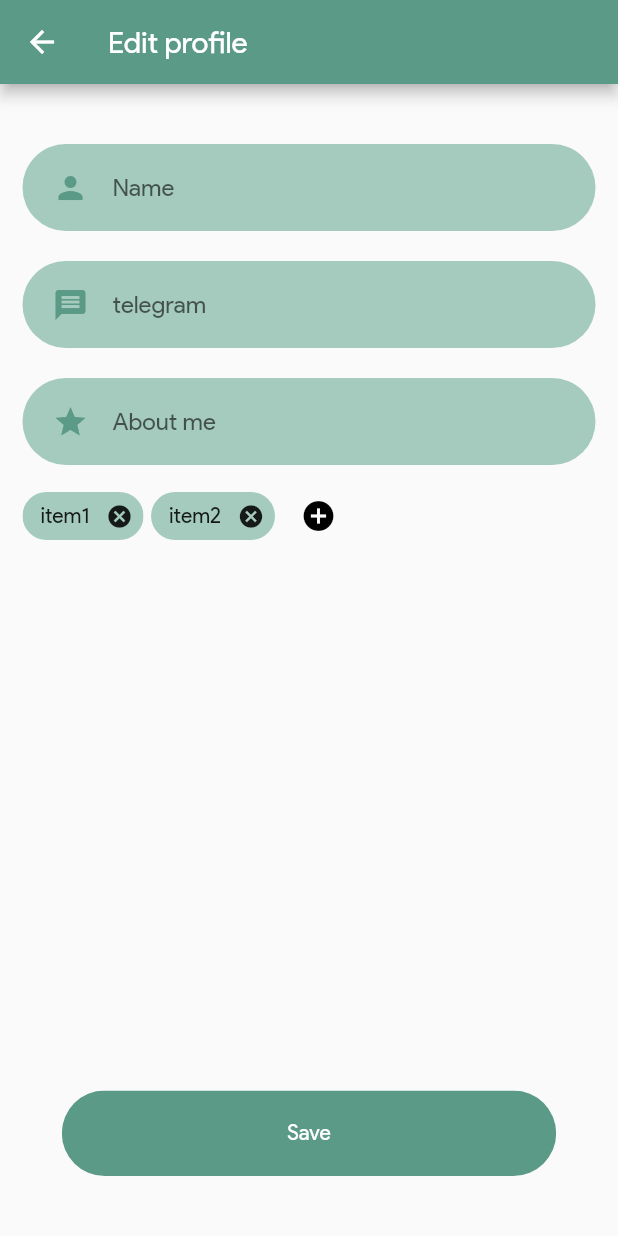
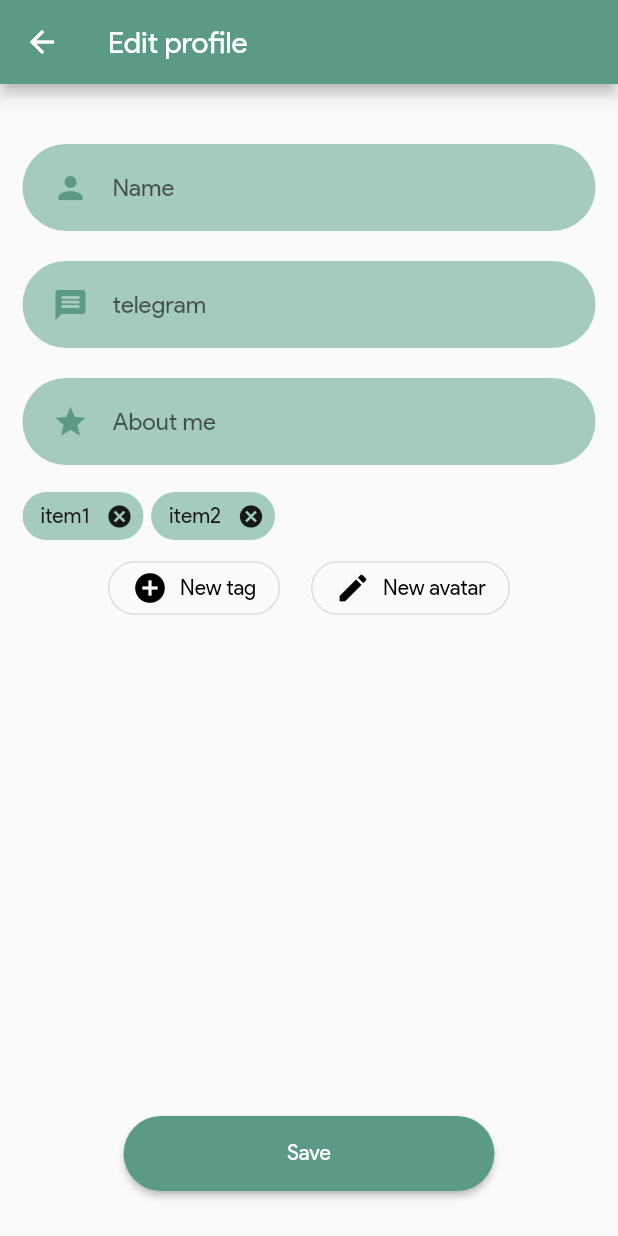
Before and after one commit to tsaplyadmitriy/FSESocialHabitApp, a Flutter app: the ProfileScreen screen opened directly, after a tap on "Edit", on a phone screen of 412 x 824 dp. Run offline on Flutter 3.47's test engine with Material 2 defaults, Android fonts, the phone set to English and light mode, and no system bars; our stand-ins replace flutter_svg.

Commit message:
design changes and overflow fixes

```diff
--- a/mobile/lib/components/rounded_input_field.dart
+++ b/mobile/lib/components/rounded_input_field.dart
@@ -1,4 +1,5 @@
 import 'package:flutter/material.dart';
+import 'package:flutter/services.dart';
 import 'package:social_habit_app/components/text_field_container.dart';
 import 'package:social_habit_app/constants.dart';
 
@@ -10,6 +11,7 @@ class RoundedInputField extends StatelessWidget {
   final bool resizable;
   final double width;
   final double maxHeight;
+  final int maxCharacters;
   const RoundedInputField({
     Key key,
     this.hintText,
@@ -19,6 +21,7 @@ class RoundedInputField extends StatelessWidget {
     this.exactLines = 1,
     this.width = 0.8,
     this.maxHeight = 0.1,
+    this.maxCharacters = 50,
   }) : super(key: key);
 
   @override
@@ -32,6 +35,10 @@ class RoundedInputField extends StatelessWidget {
             maxHeight: size.height * maxHeight,
           ),
           child: TextField(
+            textInputAction: TextInputAction.next,
+            inputFormatters: [
+              LengthLimitingTextInputFormatter(maxCharacters),
+            ],
             maxLines: resizable ? null : exactLines,
             onChanged: onChanged,
             decoration: InputDecoration(
--- /dev/null
+++ b/mobile/lib/components/smallButton.dart
@@ -0,0 +1,33 @@
+import 'package:flutter/material.dart';
+import 'package:social_habit_app/constants.dart';
+
+class SmallButton extends StatelessWidget {
+  final String text;
+  final Function press;
+  final Color color, textColor;
+  final double widthModifier;
+  const SmallButton({
+    Key key,
+    this.text,
+    this.press,
+    this.color = Constants.kPrimaryColor,
+    this.textColor = Colors.white,
+    this.widthModifier = 0.5,
+  }) : super(key: key);
+
+  @override
+  Widget build(BuildContext context) {
+    Size size = MediaQuery.of(context).size; // h and w of screen
+
+    return ElevatedButton(
+      style: ElevatedButton.styleFrom(
+        primary: color,
+        onPrimary: textColor,
+        shape: StadiumBorder(),
+        minimumSize: Size(size.width * widthModifier, 50),
+      ),
+      child: Text(text),
+      onPressed: press,
+    );
+  }
+}
--- a/mobile/lib/components/tags_horizontal.dart
+++ b/mobile/lib/components/tags_horizontal.dart
@@ -16,25 +16,18 @@ class TagsHorizontalScroll extends StatelessWidget {
       scrollDirection: Axis.horizontal,
       child: Row(
           children: list.map((String string) {
-        return Container(
-            margin: EdgeInsets.symmetric(vertical: 2, horizontal: 2),
-            decoration: BoxDecoration(
-                gradient: Constants.gradient(),
-                borderRadius: BorderRadius.circular(8.0)),
-            child: Card(
-                margin: EdgeInsets.symmetric(vertical: 3, horizontal: 5),
-                color: Colors.transparent,
-                elevation: 0,
-                child: Container(
-                  // decoration: BoxDecoration(gradient: constants.gradient()),
-                  child: Text(
-                    string,
-                    style: TextStyle(
-                        fontSize: 12,
-                        fontWeight: FontWeight.w400,
-                        color: Colors.white),
-                  ),
-                )));
+        return Padding(
+          padding: const EdgeInsets.only(
+            right: 5,
+          ),
+          child: Chip(
+              elevation: 3,
+              backgroundColor: Constants.kPrimaryLightColor,
+              label: Text(string,
+                  style: TextStyle(
+                    color: Colors.black,
+                  ))),
+        );
       }).toList()),
     );
   }
--- a/mobile/lib/main.dart
+++ b/mobile/lib/main.dart
@@ -19,6 +19,7 @@ class MyApp extends StatelessWidget {
 
       theme: ThemeData(
         fontFamily: 'ProductSans',
+
         primaryColor: Constants.kPrimaryColor,
         // scaffoldBackgroundColor: constants.backgroundColor,
       ),
--- a/mobile/lib/screens/login/components/body.dart
+++ b/mobile/lib/screens/login/components/body.dart
@@ -17,6 +17,7 @@ class Body extends StatelessWidget {
   Widget build(BuildContext context) {
     Size size = MediaQuery.of(context).size; // h and w of screen
     return Background(
+        child: SingleChildScrollView(
       child: Column(
         mainAxisAlignment: MainAxisAlignment.center,
         children: <Widget>[
@@ -41,10 +42,9 @@ class Body extends StatelessWidget {
           RoundedButton(
             text: "LOGIN",
             textColor: Colors.white,
-          press: () async{
-            await Navigator.of(context).push(MaterialPageRoute(builder: (context) => BottomNavigator()));
-
-
+            press: () async {
+              await Navigator.of(context).push(
+                  MaterialPageRoute(builder: (context) => BottomNavigator()));
             },
           ),
           ExistingAccountCheck(
@@ -58,6 +58,7 @@ class Body extends StatelessWidget {
             },
           ),
         ],
+      ),
     ));
   }
 }
--- a/mobile/lib/screens/profile/editing_profile.dart
+++ b/mobile/lib/screens/profile/editing_profile.dart
@@ -1,6 +1,7 @@
 import 'package:flutter/material.dart';
 import 'package:social_habit_app/components/rounded_button.dart';
 import 'package:social_habit_app/components/rounded_input_field.dart';
+import 'package:social_habit_app/components/smallButton.dart';
 import 'package:social_habit_app/constants.dart';
 import 'package:social_habit_app/screens/profile/profile.dart';
 
@@ -18,7 +19,9 @@ class _ProfileEditing extends State<ProfileEditing> {
 
   @override
   Widget build(BuildContext context) {
+    Size size = MediaQuery.of(context).size; // h and w of
     return Scaffold(
+        resizeToAvoidBottomPadding: false,
         appBar: AppBar(
           leading: IconButton(
             icon: Icon(Icons.arrow_back, color: Colors.white),
@@ -51,6 +54,7 @@ class _ProfileEditing extends State<ProfileEditing> {
                       hintText: "telegram",
                       icon: Icons.message,
                       width: 0.9,
+                      maxCharacters: 30,
                       onChanged: (telegram) {
                         profile.telegram = telegram;
                       },
@@ -61,13 +65,11 @@ class _ProfileEditing extends State<ProfileEditing> {
                       resizable: true,
                       exactLines: 10,
                       width: 0.9,
+                      maxCharacters: 300,
                       onChanged: (aboutMe) {
                         profile.aboutMe = aboutMe;
                       },
                     ),
-                    Container(
-                      child: Row(
-                        children: [
                     SingleChildScrollView(
                       scrollDirection: Axis.horizontal,
                       child: Row(
@@ -77,8 +79,7 @@ class _ProfileEditing extends State<ProfileEditing> {
                               right: 5,
                             ),
                             child: Chip(
-                                    backgroundColor:
-                                        Constants.kPrimaryLightColor,
+                              backgroundColor: Constants.kPrimaryLightColor,
                               label: Text(tag),
                               //label: Text("test"),
                               onDeleted: () {
@@ -92,9 +93,24 @@ class _ProfileEditing extends State<ProfileEditing> {
                         }).toList(),
                       ),
                     ),
-                          IconButton(
-                            icon: Icon(Icons.add_circle),
+                    Container(
+                      width: size.width * 0.8,
+                      child: Row(
+                        mainAxisAlignment: MainAxisAlignment.center,
+                        children: [
+                          OutlinedButton.icon(
+                            style: TextButton.styleFrom(
+                              //backgroundColor: Constants.kPrimaryColor,
+                              shape: StadiumBorder(),
+                            ),
+                            label: Text("New tag",
+                                style: TextStyle(
                                   color: Colors.black,
+                                )),
+                            icon: Icon(
+                              Icons.add_circle,
+                              color: Colors.black,
+                            ),
                             onPressed: () async {
                               String newTag = await _newTag(context);
                               print(newTag);
@@ -103,15 +119,48 @@ class _ProfileEditing extends State<ProfileEditing> {
                                   profile.tags.add(newTag);
                               });
                             },
-                          )
+                          ),
+                          SizedBox(width: size.width * 0.05),
+                          OutlinedButton.icon(
+                            style: TextButton.styleFrom(
+                              shape: StadiumBorder(),
+                            ),
+                            label: Text("New avatar",
+                                style: TextStyle(
+                                  color: Colors.black,
+                                )),
+                            icon: Icon(
+                              Icons.edit,
+                              color: Colors.black,
+                            ),
+                            onPressed: () async {},
+                          ),
                         ],
                       ),
                     ),
                   ]),
-              Container(
+              ProfileEditingSaveButton(profile: profile),
+            ],
+          ),
+        ));
+  }
+}
+
+class ProfileEditingSaveButton extends StatelessWidget {
+  const ProfileEditingSaveButton({
+    Key key,
+    @required this.profile,
+  }) : super(key: key);
+
+  final ProfileData profile;
+
+  @override
+  Widget build(BuildContext context) {
+    return Container(
       alignment: Alignment.bottomCenter,
-                child: RoundedButton(
+      child: SmallButton(
         text: "Save",
+        widthModifier: 0.6,
         press: () {
           print(profile.name);
           // TODO: integrate this with API
@@ -119,10 +168,7 @@ class _ProfileEditing extends State<ProfileEditing> {
           Navigator.pop(context, profile);
         },
       ),
-              ),
-            ],
-          ),
-        ));
+    );
   }
 }
 
@@ -189,13 +235,29 @@ Future<String> _newTag(BuildContext context) async {
         ],
       ),
       actions: <Widget>[
-        new FlatButton(
-            child: const Text('Cancel'),
+        new OutlinedButton(
+            child: const Text(
+              'Cancel',
+              style: TextStyle(color: Colors.black),
+            ),
+            style: OutlinedButton.styleFrom(
+              shape: StadiumBorder(),
+            ),
             onPressed: () {
               Navigator.pop(context);
             }),
-        new FlatButton(
-            child: const Text('Ok'),
+        new OutlinedButton(
+            child: const Text(
+              'Ok',
+              style: TextStyle(color: Colors.black),
+            ),
+            style: OutlinedButton.styleFrom(
+              shape: StadiumBorder(),
+              side: BorderSide(
+                width: 2,
+                color: Constants.kPrimaryColor,
+              ),
+            ),
             onPressed: () {
               //print(editTag);
               Navigator.pop(context, editTag);
--- a/mobile/lib/screens/profile/profile.dart
+++ b/mobile/lib/screens/profile/profile.dart
@@ -2,6 +2,7 @@ import 'package:flutter/cupertino.dart';
 import 'package:flutter/material.dart';
 import 'package:flutter_svg/flutter_svg.dart';
 import 'package:social_habit_app/components/rounded_button.dart';
+import 'package:social_habit_app/components/smallButton.dart';
 import 'package:social_habit_app/components/tags_horizontal.dart';
 import 'package:social_habit_app/constants.dart';
 import 'package:social_habit_app/group.dart';
@@ -112,16 +113,17 @@ class _ProfileScreen extends State<ProfileScreen> {
           ),
           Container(
             alignment: Alignment.bottomCenter,
-            child: RoundedButton(
+            child: SmallButton(
               text: "Edit",
               color: Constants.kPrimaryColor,
+              textColor: Colors.white,
               press: () async {
                 await _editingResult(context);
                 setState(() {});
               },
-              textColor: Colors.black,
             ),
           ),
+          SizedBox(height: 5),
         ],
       ),
     );
--- a/mobile/lib/screens/signup/signup_screen.dart
+++ b/mobile/lib/screens/signup/signup_screen.dart
@@ -13,6 +13,7 @@ class SignUpScreen extends StatelessWidget {
     Size size = MediaQuery.of(context).size; // h and w of screen
     return Scaffold(
       body: Body(
+        child: SingleChildScrollView(
           child: Column(
             mainAxisAlignment: MainAxisAlignment.center,
             children: <Widget>[
@@ -58,6 +59,7 @@ class SignUpScreen extends StatelessWidget {
             ],
           ),
         ),
+      ),
     );
   }
 }
```
Lines whose indentation alone changed are shown as unchanged.
